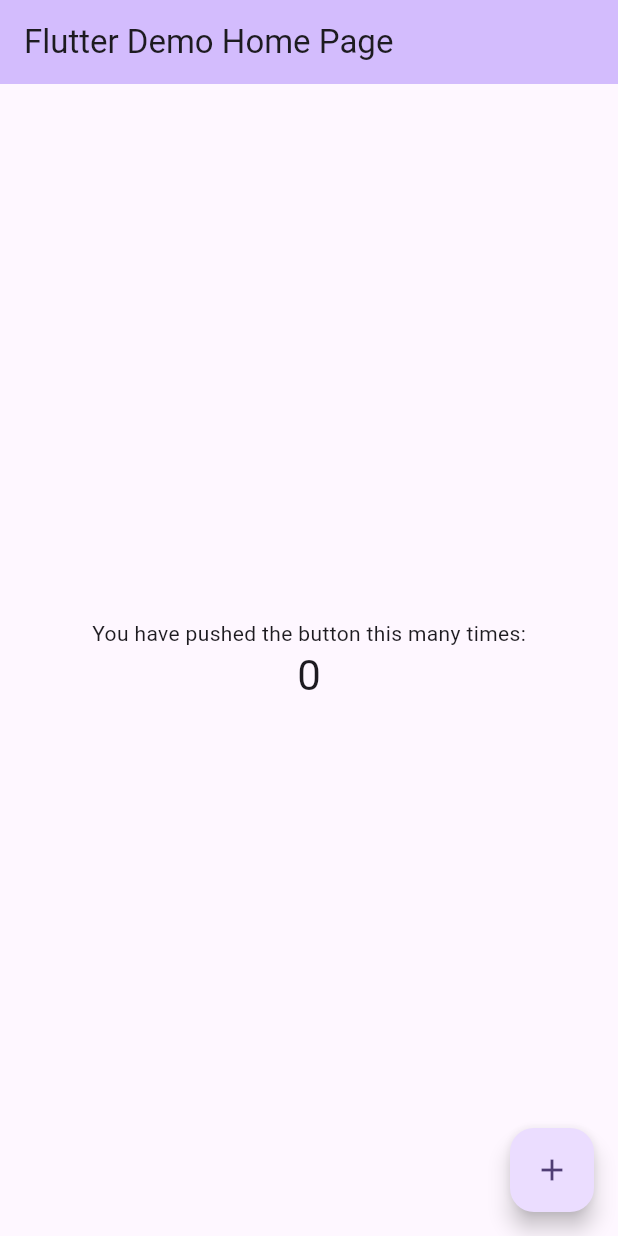
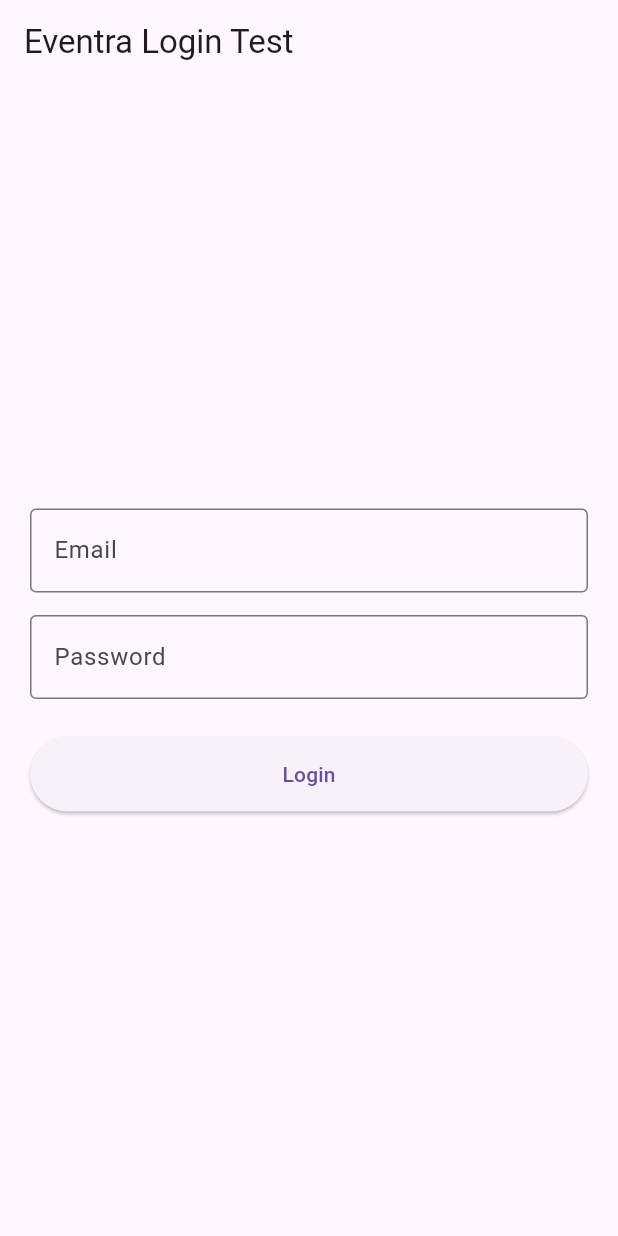
Before and after one commit to NatthaphongKS/Eventra_Mobile, a Flutter app: the screen it shows after launch, on a phone screen of 412 x 824 dp. Run offline on Flutter 3.47's test engine with Material 3 defaults, Android fonts, the light colour scheme and no system bars; our stand-ins replace get, get_storage.

Commit message:
setup project

```diff
--- /dev/null
+++ b/eventra_mobile2/lib/core/app_constants.dart
@@ -0,0 +1,13 @@
+// lib/core/app_constants.dart
+class AppConstants {
+  // 💡 เปลี่ยน URL ตรงนี้ที่เดียว แอปจะเปลี่ยนตามทั้งระบบ
+  static const String baseUrl = 'http://localhost:8000';
+
+  // Endpoints ต่างๆ
+  static const String loginUrl = '$baseUrl/login';
+  static const String registerUrl = '$baseUrl/register';
+  static const String profileUrl = '$baseUrl/api/profile';
+
+  // Settings อื่นๆ (ถ้ามี)
+  static const int connectTimeout = 10000; // 10 วินาที
+}
--- a/eventra_mobile2/lib/main.dart
+++ b/eventra_mobile2/lib/main.dart
@@ -1,122 +1,34 @@
 import 'package:flutter/material.dart';
+import 'package:get/get.dart';
+import 'package:get_storage/get_storage.dart';
+import 'views/login_view.dart';
+import 'views/home_view.dart';
 
-void main() {
+void main() async {
+  WidgetsFlutterBinding.ensureInitialized();
+  await GetStorage.init(); // เริ่มต้นระบบบันทึกข้อมูล
   runApp(const MyApp());
 }
 
 class MyApp extends StatelessWidget {
   const MyApp({super.key});
 
-  // This widget is the root of your application.
   @override
   Widget build(BuildContext context) {
-    return MaterialApp(
-      title: 'Flutter Demo',
-      theme: ThemeData(
-        // This is the theme of your application.
-        //
-        // TRY THIS: Try running your application with "flutter run". You'll see
-        // the application has a purple toolbar. Then, without quitting the app,
-        // try changing the seedColor in the colorScheme below to Colors.green
-        // and then invoke "hot reload" (save your changes or press the "hot
-        // reload" button in a Flutter-supported IDE, or press "r" if you used
-        // the command line to start the app).
-        //
-        // Notice that the counter didn't reset back to zero; the application
-        // state is not lost during the reload. To reset the state, use hot
-        // restart instead.
-        //
-        // This works for code too, not just values: Most code changes can be
-        // tested with just a hot reload.
-        colorScheme: .fromSeed(seedColor: Colors.deepPurple),
-      ),
-      home: const MyHomePage(title: 'Flutter Demo Home Page'),
+    final box = GetStorage();
+
+    // เช็คว่าในเครื่องมีข้อมูล user ไหม
+    bool isLoggedIn = box.hasData('user');
+
+    return GetMaterialApp(
+      title: 'Flutter Laravel Demo',
+      debugShowCheckedModeBanner: false,
+      // ถ้า Login อยู่แล้วไป /home ถ้าไม่มีไป /login
+      initialRoute: isLoggedIn ? '/home' : '/login',
+      getPages: [
+        GetPage(name: '/login', page: () => LoginView()),
+        GetPage(name: '/home', page: () => HomeView()),
+      ],
     );
   }
 }
-
-class MyHomePage extends StatefulWidget {
-  const MyHomePage({super.key, required this.title});
-
-  // This widget is the home page of your application. It is stateful, meaning
-  // that it has a State object (defined below) that contains fields that affect
-  // how it looks.
-
-  // This class is the configuration for the state. It holds the values (in this
-  // case the title) provided by the parent (in this case the App widget) and
-  // used by the build method of the State. Fields in a Widget subclass are
-  // always marked "final".
-
-  final String title;
-
-  @override
-  State<MyHomePage> createState() => _MyHomePageState();
-}
-
-class _MyHomePageState extends State<MyHomePage> {
-  int _counter = 0;
-
-  void _incrementCounter() {
-    setState(() {
-      // This call to setState tells the Flutter framework that something has
-      // changed in this State, which causes it to rerun the build method below
-      // so that the display can reflect the updated values. If we changed
-      // _counter without calling setState(), then the build method would not be
-      // called again, and so nothing would appear to happen.
-      _counter++;
-    });
-  }
-
-  @override
-  Widget build(BuildContext context) {
-    // This method is rerun every time setState is called, for instance as done
-    // by the _incrementCounter method above.
-    //
-    // The Flutter framework has been optimized to make rerunning build methods
-    // fast, so that you can just rebuild anything that needs updating rather
-    // than having to individually change instances of widgets.
-    return Scaffold(
-      appBar: AppBar(
-        // TRY THIS: Try changing the color here to a specific color (to
-        // Colors.amber, perhaps?) and trigger a hot reload to see the AppBar
-        // change color while the other colors stay the same.
-        backgroundColor: Theme.of(context).colorScheme.inversePrimary,
-        // Here we take the value from the MyHomePage object that was created by
-        // the App.build method, and use it to set our appbar title.
-        title: Text(widget.title),
-      ),
-      body: Center(
-        // Center is a layout widget. It takes a single child and positions it
-        // in the middle of the parent.
-        child: Column(
-          // Column is also a layout widget. It takes a list of children and
-          // arranges them vertically. By default, it sizes itself to fit its
-          // children horizontally, and tries to be as tall as its parent.
-          //
-          // Column has various properties to control how it sizes itself and
-          // how it positions its children. Here we use mainAxisAlignment to
-          // center the children vertically; the main axis here is the vertical
-          // axis because Columns are vertical (the cross axis would be
-          // horizontal).
-          //
-          // TRY THIS: Invoke "debug painting" (choose the "Toggle Debug Paint"
-          // action in the IDE, or press "p" in the console), to see the
-          // wireframe for each widget.
-          mainAxisAlignment: .center,
-          children: [
-            const Text('You have pushed the button this many times:'),
-            Text(
-              '$_counter',
-              style: Theme.of(context).textTheme.headlineMedium,
-            ),
-          ],
-        ),
-      ),
-      floatingActionButton: FloatingActionButton(
-        onPressed: _incrementCounter,
-        tooltip: 'Increment',
-        child: const Icon(Icons.add),
-      ),
-    );
-  }
-}
--- /dev/null
+++ b/eventra_mobile2/lib/views/login_view.dart
@@ -0,0 +1,58 @@
+import 'package:flutter/material.dart';
+import 'package:get/get.dart';
+import '../controllers/auth_controller.dart';
+
+class LoginView extends StatelessWidget {
+  // เรียกใช้ Controller (ถ้าเคย put ไว้แล้วจะใช้ find ก็ได้)
+  final AuthController authController = Get.put(AuthController());
+  final TextEditingController emailCtrl = TextEditingController();
+  final TextEditingController passCtrl = TextEditingController();
+
+  @override
+  Widget build(BuildContext context) {
+    return Scaffold(
+      appBar: AppBar(title: const Text("Eventra Login Test")),
+      body: Padding(
+        padding: const EdgeInsets.all(20.0),
+        child: Column(
+          mainAxisAlignment: MainAxisAlignment.center,
+          children: [
+            TextField(
+              controller: emailCtrl,
+              decoration: const InputDecoration(
+                labelText: "Email",
+                border: OutlineInputBorder(),
+              ),
+            ),
+            const SizedBox(height: 15),
+            TextField(
+              controller: passCtrl,
+              obscureText: true,
+              decoration: const InputDecoration(
+                labelText: "Password",
+                border: OutlineInputBorder(),
+              ),
+            ),
+            const SizedBox(height: 25),
+
+            // แสดงสถานะปุ่มตามค่า isLoading
+            Obx(
+              () => authController.isLoading.value
+                  ? const CircularProgressIndicator() // กำลังหมุน
+                  : ElevatedButton(
+                      style: ElevatedButton.styleFrom(
+                        minimumSize: const Size(double.infinity, 50),
+                      ),
+                      onPressed: () {
+                        // ส่งค่าจาก Controller ไปที่ฟังก์ชัน login
+                        authController.login(emailCtrl.text, passCtrl.text);
+                      },
+                      child: const Text("Login"),
+                    ),
+            ),
+          ],
+        ),
+      ),
+    );
+  }
+}
--- a/eventra_mobile2/pubspec.yaml
+++ b/eventra_mobile2/pubspec.yaml
@@ -30,6 +30,8 @@ environment:
 dependencies:
   flutter:
     sdk: flutter
+  get: ^4.6.6
+  get_storage: ^2.1.1
 
   # The following adds the Cupertino Icons font to your application.
   # Use with the CupertinoIcons class for iOS style icons.
```
Also changed, not shown: eventra_mobile2/lib/controllers/auth_controller.dart (added, +80 -0 lines), eventra_mobile2/lib/models/checkin_model.dart (added, +96 -0 lines), eventra_mobile2/lib/models/employee_model.dart (added, +92 -0 lines), eventra_mobile2/lib/models/event_model.dart (added, +89 -0 lines), eventra_mobile2/lib/views/home_view.dart (added, +67 -0 lines), 1 other file.
